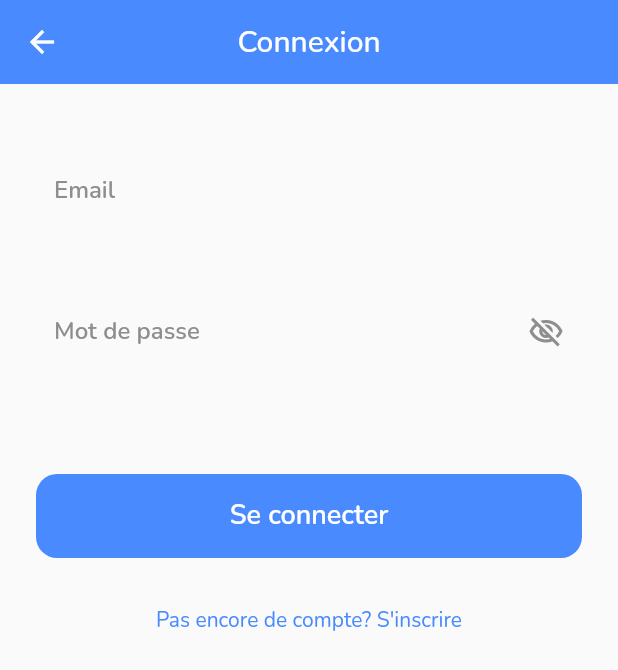
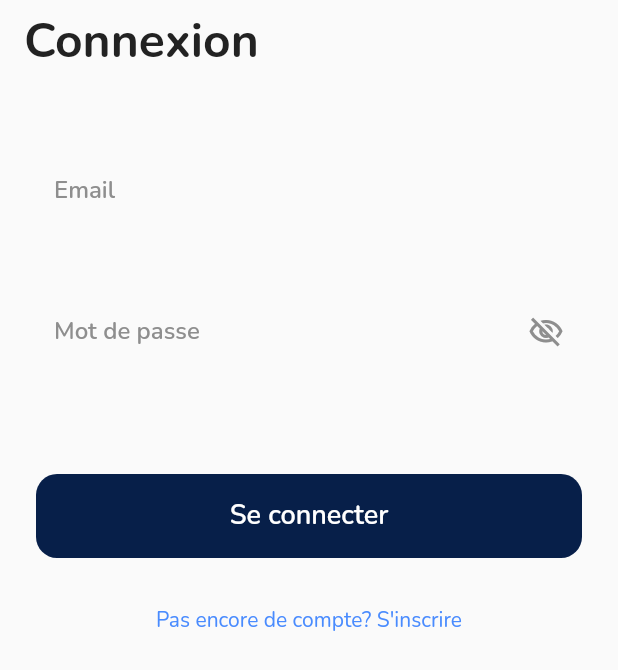
Before and after one commit to OrganIA/organia-app, a Flutter app: the LoginScreen widget shown alone on an empty page, opened directly, on a phone screen of 412 x 824 dp. Shown: the top 670 px of the screen. Run offline on Flutter 3.47's test engine with Material 2 defaults, Android fonts, the phone set to English and light mode, and no system bars; our stand-ins replace flutter_bloc, google_fonts, shared_preferences; accounts and stored records are empty; network calls fail.

Commit message:
Rework UI look and structure

```diff
--- a/lib/src/ui/screens/login.dart
+++ b/lib/src/ui/screens/login.dart
@@ -18,18 +18,7 @@ class LoginScreen extends StatefulWidget {
 class _LoginScreenState extends State<LoginScreen> {
   @override
   Widget build(BuildContext context) {
-    return Scaffold(
-      appBar: AppBar(
-        elevation: 0,
-        centerTitle: true,
-        backgroundColor: blue,
-        shadowColor: Colors.white,
-        title: Text(
-          "Connexion",
-          style: GoogleFonts.nunito(),
-        ),
-      ),
-      body: BlocListener<LoginBloc, LoginState>(
+    return BlocListener<LoginBloc, LoginState>(
       listener: (context, state) {
         if (state is LoginLoadedFailure) {
           final snackBar = SnackBar(
@@ -75,7 +64,6 @@ class _LoginScreenState extends State<LoginScreen> {
           }
         },
       ),
-      ),
     );
   }
 }
--- a/lib/src/ui/widgets/login_page.dart
+++ b/lib/src/ui/widgets/login_page.dart
@@ -24,7 +24,25 @@ class _LoginPageState extends State<LoginPage> {
 
   @override
   Widget build(BuildContext context) {
-    return SafeArea(
+    return Scaffold(
+      appBar: AppBar(
+        elevation: 0,
+        backgroundColor: Colors.transparent,
+        title: Text(
+          "Connexion",
+          style: GoogleFonts.nunito(
+            textStyle: TextStyle(
+              fontSize: 32,
+              fontWeight: FontWeight.bold,
+              color: black,
+            ),
+          ),
+        ),
+        iconTheme: const IconThemeData(
+          color: Colors.black, //change your color here
+        ),
+      ),
+      body: SafeArea(
         child: SingleChildScrollView(
           child: Padding(
             padding: const EdgeInsets.fromLTRB(24.0, 40.0, 24.0, 0),
@@ -87,7 +105,7 @@ class _LoginPageState extends State<LoginPage> {
                             emailController.text, passwordController.text));
                   },
                   child: BigButton(
-                  buttonColor: blue,
+                    buttonColor: darkBlue,
                     textValue: "Se connecter",
                     textColor: Colors.white,
                   ),
@@ -115,6 +133,7 @@ class _LoginPageState extends State<LoginPage> {
             ),
           ),
         ),
+      ),
     );
   }
 }
```
Lines whose indentation alone changed are shown as unchanged.
